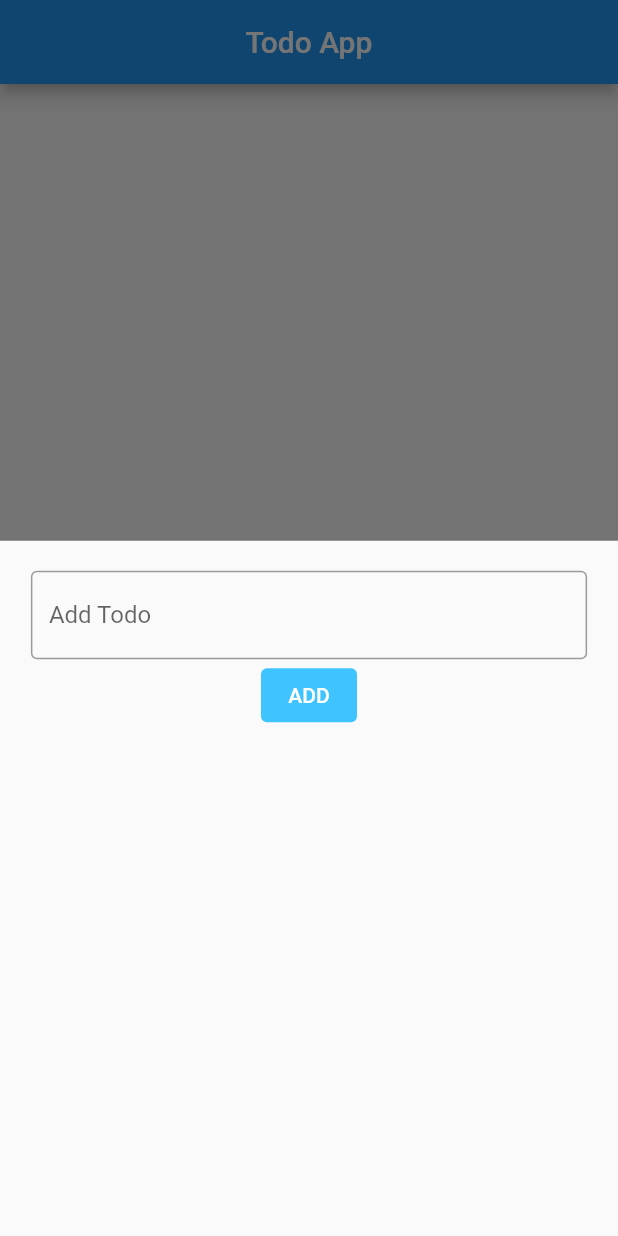
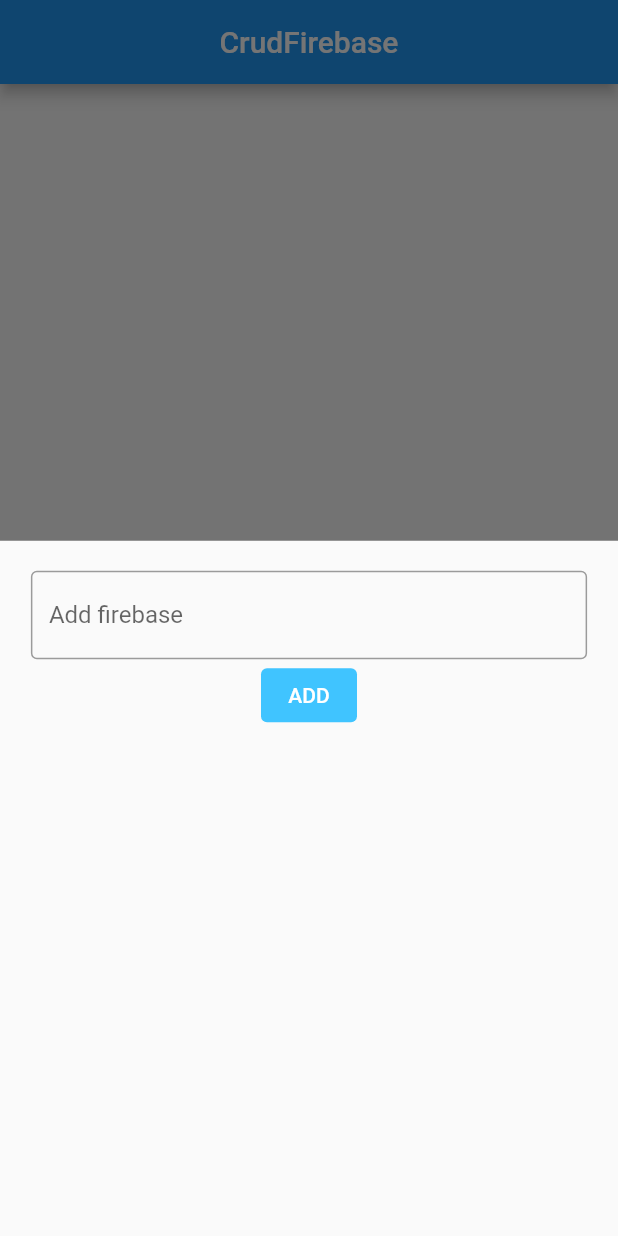
Before and after one commit to AndikArditya/crud-firebase, a Flutter app: the screen it shows after launch, after a tap on the "add" icon, on a phone screen of 412 x 824 dp. Run offline on Flutter 3.47's test engine with Material 2 defaults, Android fonts, the phone set to English and light mode, and no system bars; our stand-ins replace cloud_firestore, firebase_core; accounts and stored records are empty.

Commit message:
code super final

```diff
--- a/lib/main.dart
+++ b/lib/main.dart
@@ -43,12 +43,12 @@ class MyHomePage extends StatelessWidget {
         child: const Icon(Icons.add),
       ),
       appBar: AppBar(
-        title: const Text('Todo App'),
+        title: const Text('CrudFirebase'),
         centerTitle: true,
       ),
       body: StreamBuilder(
         // Reading Items form our Database Using the StreamBuilder widget
-        stream: db.collection('todos').snapshots(),
+        stream: db.collection('firebase').snapshots(),
         builder: (BuildContext context, AsyncSnapshot snapshot) {
           if (!snapshot.hasData) {
             return const Center(
@@ -60,7 +60,7 @@ class MyHomePage extends StatelessWidget {
             itemBuilder: (context, int index) {
               DocumentSnapshot documentSnapshot = snapshot.data.docs[index];
               return ListTile(
-                title: Text(documentSnapshot['todo']),
+                title: Text(documentSnapshot['firebase']),
                 onTap: () {
                   // Here We Will Add The Update Feature and passed the value 'true' to the is update
                   // feature.
@@ -77,7 +77,10 @@ class MyHomePage extends StatelessWidget {
                   ),
                   onPressed: () {
                     // Here We Will Add The Delete Feature
-                    db.collection('todos').doc(documentSnapshot.id).delete();
+                    db
+                        .collection('crudfirebase')
+                        .doc(documentSnapshot.id)
+                        .delete();
                   },
                 ),
               );
@@ -103,7 +106,7 @@ showBottomSheet(
               border: const OutlineInputBorder(),
               // Used a ternary operator to check if isUpdate is true then display
               // Update Todo.
-              labelText: isUpdate ? 'Update Todo' : 'Add Todo',
+              labelText: isUpdate ? 'Update firebase' : 'Add firebase',
               hintText: 'Enter An Item',
             ),
             onChanged: (String _val) {
@@ -120,11 +123,11 @@ showBottomSheet(
             onPressed: () {
               // Check to see if isUpdate is true then update the value else add the value
               if (isUpdate) {
-                db.collection('todos').doc(documentSnapshot?.id).update({
-                  'todo': value,
+                db.collection('crudfirebase').doc(documentSnapshot?.id).update({
+                  'firebase': value,
                 });
               } else {
-                db.collection('todos').add({'todo': value});
+                db.collection('crudfirebase').add({'firebase': value});
               }
               Navigator.pop(context);
             },
```
